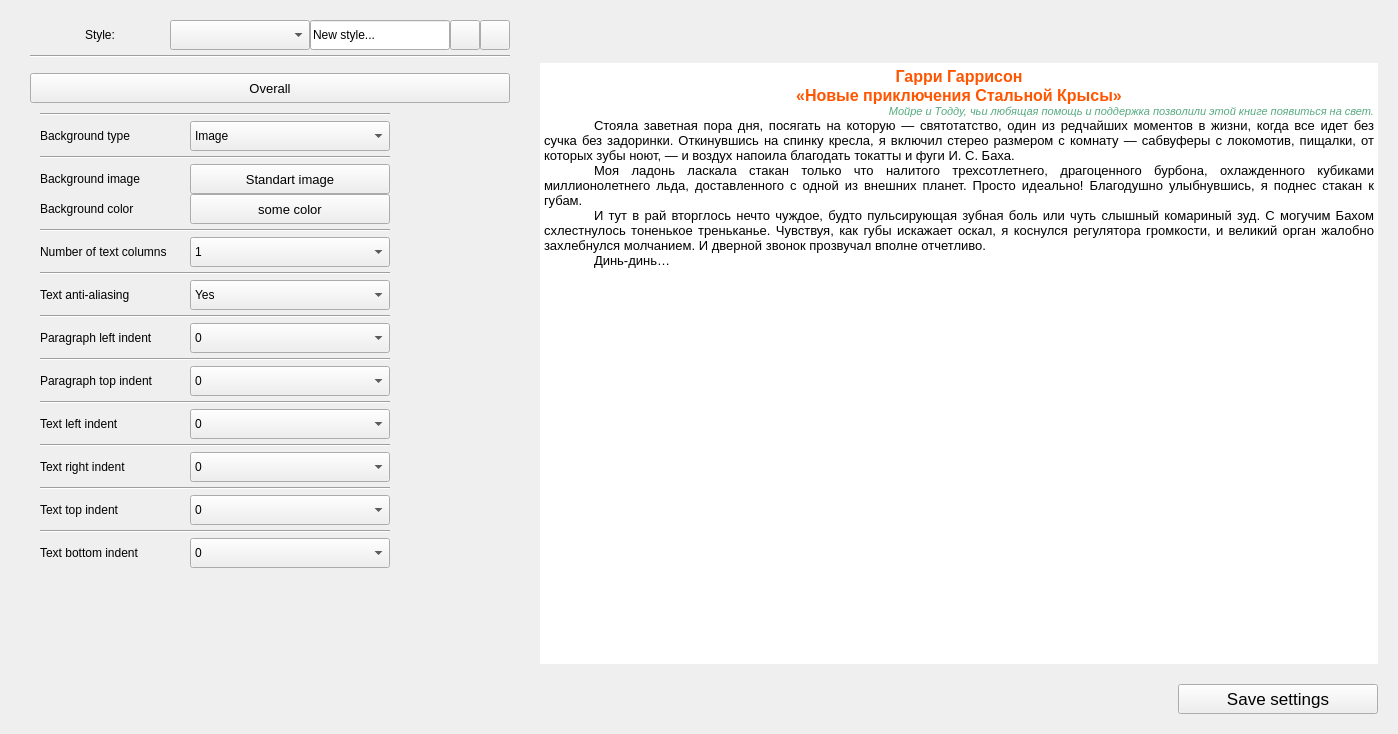
Old version of the form Sources/settings_readerlayout.ui in the repository JerryShe/O-Reader.
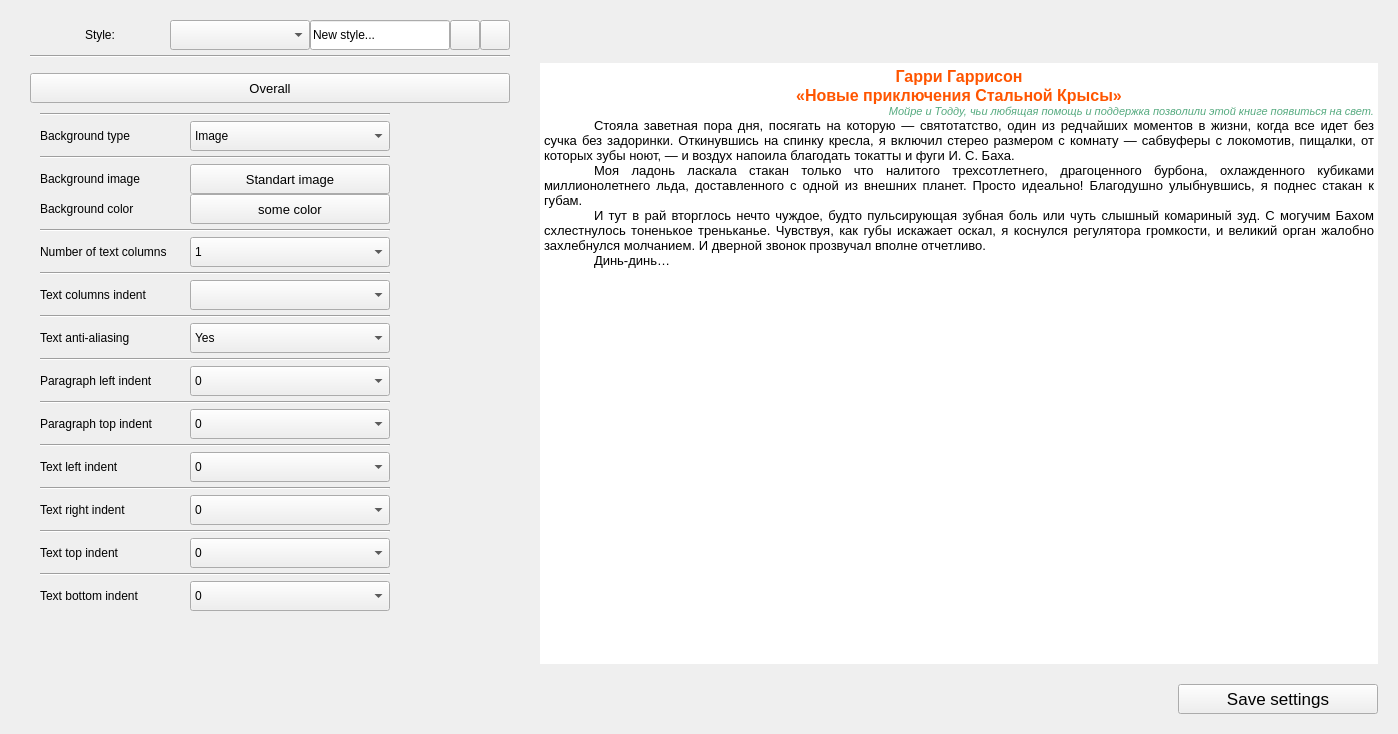
New version of the form. Custom widgets are drawn as their Qt base class.

Commit message: columns indent and some fixes

Patch:
```diff
--- a/Sources/settings_readerlayout.ui
+++ b/Sources/settings_readerlayout.ui
@@ -470,7 +470,7 @@
            </widget>
           </item>
           <item row="6" column="0" colspan="2">
-           <widget class="Line" name="line_61">
+           <widget class="Line" name="line_63">
             <property name="maximumSize">
              <size>
               <width>460</width>
@@ -483,6 +483,57 @@
            </widget>
           </item>
           <item row="7" column="0">
+           <widget class="QLabel" name="TextColumnsIndent">
+            <property name="minimumSize">
+             <size>
+              <width>150</width>
+              <height>25</height>
+             </size>
+            </property>
+            <property name="maximumSize">
+             <size>
+              <width>150</width>
+              <height>30</height>
+             </size>
+            </property>
+            <property name="text">
+             <string>Text columns indent</string>
+            </property>
+           </widget>
+          </item>
+          <item row="7" column="1">
+           <widget class="QComboBox" name="TextColumnsIndentBox">
+            <property name="minimumSize">
+             <size>
+              <width>200</width>
+              <height>30</height>
+             </size>
+            </property>
+            <property name="maximumSize">
+             <size>
+              <width>300</width>
+              <height>30</height>
+             </size>
+            </property>
+            <property name="currentText">
+             <string notr="true"/>
+            </property>
+           </widget>
+          </item>
+          <item row="8" column="0" colspan="2">
+           <widget class="Line" name="line_61">
+            <property name="maximumSize">
+             <size>
+              <width>460</width>
+              <height>10</height>
+             </size>
+            </property>
+            <property name="orientation">
+             <enum>Qt::Horizontal</enum>
+            </property>
+           </widget>
+          </item>
+          <item row="9" column="0">
            <widget class="QLabel" name="TextAntiAliasing">
             <property name="minimumSize">
              <size>
@@ -501,7 +552,7 @@
             </property>
            </widget>
           </item>
-          <item row="7" column="1">
+          <item row="9" column="1">
            <widget class="QComboBox" name="TextAntiAliasingBox">
             <property name="minimumSize">
              <size>
@@ -527,7 +578,7 @@
             </item>
            </widget>
           </item>
-          <item row="8" column="0" colspan="2">
+          <item row="10" column="0" colspan="2">
            <widget class="Line" name="line_3">
             <property name="maximumSize">
              <size>
@@ -540,7 +591,7 @@
             </property>
            </widget>
           </item>
-          <item row="9" column="0">
+          <item row="11" column="0">
            <widget class="QLabel" name="ParagraphLeftIdent">
             <property name="minimumSize">
              <size>
@@ -559,7 +610,7 @@
             </property>
            </widget>
           </item>
-          <item row="9" column="1">
+          <item row="11" column="1">
            <widget class="QComboBox" name="ParagraphLeftIdentBox">
             <property name="minimumSize">
              <size>
@@ -1073,7 +1124,7 @@
             </item>
            </widget>
           </item>
-          <item row="10" column="0" colspan="2">
+          <item row="12" column="0" colspan="2">
            <widget class="Line" name="line_4">
             <property name="maximumSize">
              <size>
@@ -1086,7 +1137,7 @@
             </property>
            </widget>
           </item>
-          <item row="11" column="0">
+          <item row="13" column="0">
            <widget class="QLabel" name="ParagraphTopIdent">
             <property name="minimumSize">
              <size>
@@ -1105,7 +1156,7 @@
             </property>
            </widget>
           </item>
-          <item row="11" column="1">
+          <item row="13" column="1">
            <widget class="QComboBox" name="ParagraphTopIdentBox">
             <property name="minimumSize">
              <size>
@@ -1616,7 +1667,7 @@
             </item>
            </widget>
           </item>
-          <item row="12" column="0" colspan="2">
+          <item row="14" column="0" colspan="2">
            <widget class="Line" name="line_5">
             <property name="maximumSize">
              <size>
@@ -1629,7 +1680,7 @@
             </property>
            </widget>
           </item>
-          <item row="13" column="0">
+          <item row="15" column="0">
            <widget class="QLabel" name="TextLeftIdent">
             <property name="minimumSize">
              <size>
@@ -1648,7 +1699,7 @@
             </property>
            </widget>
           </item>
-          <item row="13" column="1">
+          <item row="15" column="1">
            <widget class="QComboBox" name="TextLeftIdentBox">
             <property name="minimumSize">
              <size>
@@ -2159,7 +2210,7 @@
             </item>
            </widget>
           </item>
-          <item row="14" column="0" colspan="2">
+          <item row="16" column="0" colspan="2">
            <widget class="Line" name="line_6">
             <property name="maximumSize">
              <size>
@@ -2172,7 +2223,7 @@
             </property>
            </widget>
           </item>
-          <item row="15" column="0">
+          <item row="17" column="0">
            <widget class="QLabel" name="TextRightIndent">
             <property name="minimumSize">
              <size>
@@ -2191,7 +2242,7 @@
             </property>
            </widget>
           </item>
-          <item row="15" column="1">
+          <item row="17" column="1">
            <widget class="QComboBox" name="TextRightIdentBox">
             <property name="minimumSize">
              <size>
@@ -2702,7 +2753,7 @@
             </item>
            </widget>
           </item>
-          <item row="16" column="0" colspan="2">
+          <item row="18" column="0" colspan="2">
            <widget class="Line" name="line_7">
             <property name="maximumSize">
              <size>
@@ -2715,7 +2766,7 @@
             </property>
            </widget>
           </item>
-          <item row="17" column="0">
+          <item row="19" column="0">
            <widget class="QLabel" name="TextTopIdent">
             <property name="minimumSize">
              <size>
@@ -2734,7 +2785,7 @@
             </property>
            </widget>
           </item>
-          <item row="17" column="1">
+          <item row="19" column="1">
            <widget class="QComboBox" name="TextTopIndentBox">
             <property name="minimumSize">
              <size>
@@ -3245,7 +3296,7 @@
             </item>
            </widget>
           </item>
-          <item row="18" column="0" colspan="2">
+          <item row="20" column="0" colspan="2">
            <widget class="Line" name="line_8">
             <property name="maximumSize">
              <size>
@@ -3258,7 +3309,7 @@
             </property>
            </widget>
           </item>
-          <item row="19" column="0">
+          <item row="21" column="0">
            <widget class="QLabel" name="TextBottomIndent">
             <property name="minimumSize">
              <size>
@@ -3277,7 +3328,7 @@
             </property>
            </widget>
           </item>
-          <item row="19" column="1">
+          <item row="21" column="1">
            <widget class="QComboBox" name="TextBottomIndentBox">
             <property name="minimumSize">
              <size>
```
Lines whose indentation alone changed are shown as unchanged. The commit also changes 8 other files.
